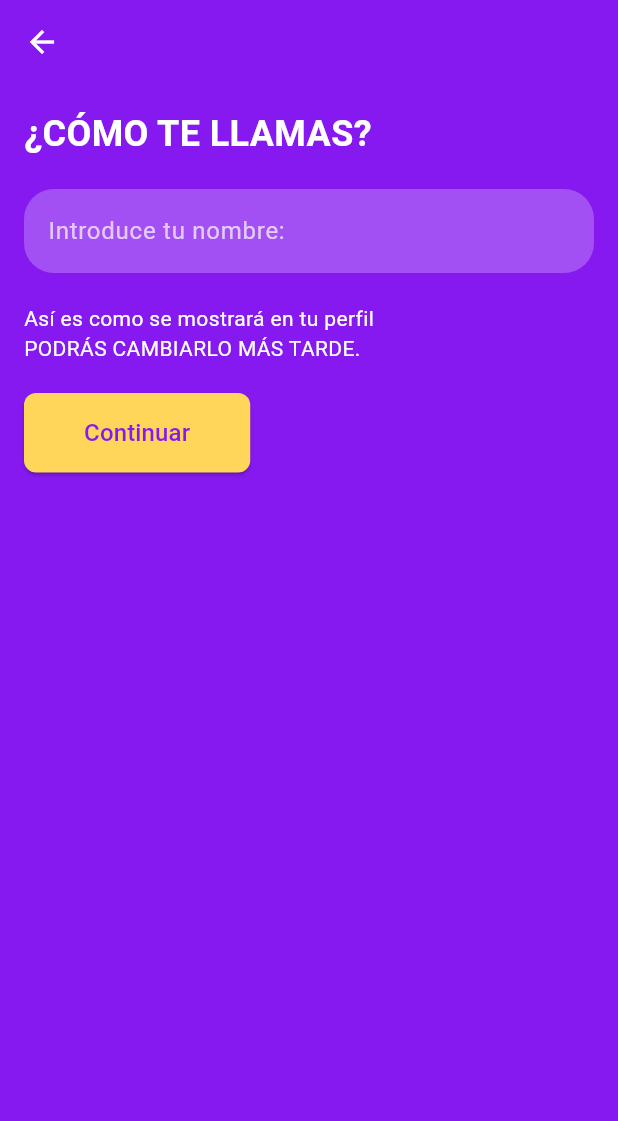
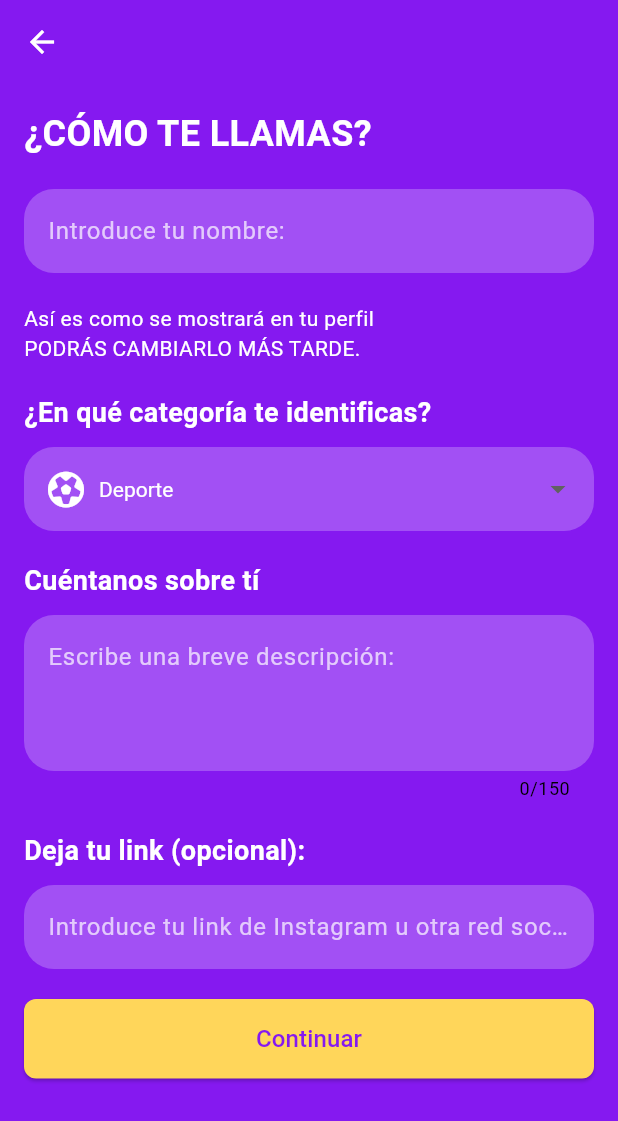
Before and after one commit to AleOc94/InfluagencyApp, a Flutter app: the NameInputScreen screen opened directly, on a phone screen of 412 x 824 dp. Shown: the top 1121 px of the screen. Run offline on Flutter 3.47's test engine with Material 3 defaults, Android fonts, the phone set to English and light mode, and no system bars; our stand-ins replace awesome_notifications, firebase_auth, firebase_core, flip_card, flutter_swiper_null_safety, font_awesome_flutter and 1 more; missing offline and left inert: flutter_facebook_auth; accounts and stored records are empty.

```diff
--- a/lib/comotellamas.dart
+++ b/lib/comotellamas.dart
@@ -1,5 +1,6 @@
 import 'package:flutter/material.dart';
-import 'InfluencerMarca.dart';
+import 'package:font_awesome_flutter/font_awesome_flutter.dart';
+import 'package:influmeet/InfluencerMarca.dart';
 
 class NameInputScreen extends StatefulWidget {
   const NameInputScreen({super.key});
@@ -10,6 +11,19 @@ class NameInputScreen extends StatefulWidget {
 
 class _NameInputScreenState extends State<NameInputScreen> {
   final TextEditingController _nameController = TextEditingController();
+  final TextEditingController _descriptionController = TextEditingController();
+  final TextEditingController _linkController = TextEditingController();
+  String _selectedCategory = 'Deporte';
+
+  final List<Map<String, dynamic>> _categories = [
+    {'name': 'Deporte', 'icon': FontAwesomeIcons.futbol},
+    {'name': 'Entretenimiento', 'icon': FontAwesomeIcons.film},
+    {'name': 'Humor', 'icon': FontAwesomeIcons.laugh},
+    {'name': 'Belleza', 'icon': FontAwesomeIcons.palette},
+    {'name': 'Tecnologías', 'icon': FontAwesomeIcons.laptop},
+    {'name': 'gastronomía', 'icon': FontAwesomeIcons.utensils},
+    {'name': 'Música', 'icon': FontAwesomeIcons.music},
+  ];
 
   @override
   Widget build(BuildContext context) {
@@ -27,6 +41,7 @@ class _NameInputScreenState extends State<NameInputScreen> {
       ),
       body: Padding(
         padding: const EdgeInsets.all(16.0),
+        child: SingleChildScrollView(
           child: Column(
             crossAxisAlignment: CrossAxisAlignment.start,
             children: [
@@ -59,7 +74,99 @@ class _NameInputScreenState extends State<NameInputScreen> {
                 style: TextStyle(color: Colors.white),
               ),
               const SizedBox(height: 20),
-            ElevatedButton(
+              const Text(
+                '¿En qué categoría te identificas?',
+                style: TextStyle(
+                  color: Colors.white,
+                  fontSize: 18,
+                  fontWeight: FontWeight.bold,
+                ),
+              ),
+              const SizedBox(height: 10),
+              DropdownButtonFormField<String>(
+                value: _selectedCategory,
+                items: _categories.map((category) {
+                  return DropdownMenuItem<String>(
+                    value: category['name'],
+                    child: Row(
+                      children: [
+                        FaIcon(category['icon'], color: Colors.white),
+                        const SizedBox(width: 10),
+                        Text(category['name']),
+                      ],
+                    ),
+                  );
+                }).toList(),
+                onChanged: (String? newValue) {
+                  setState(() {
+                    _selectedCategory = newValue!;
+                  });
+                },
+                decoration: InputDecoration(
+                  filled: true,
+                  fillColor: Colors.white24,
+                  border: OutlineInputBorder(
+                    borderRadius: BorderRadius.circular(20),
+                    borderSide: BorderSide.none,
+                  ),
+                ),
+                style: const TextStyle(color: Colors.white),
+                dropdownColor: Colors.purple[800],
+              ),
+              const SizedBox(height: 20),
+              const Text(
+                'Cuéntanos sobre tí',
+                style: TextStyle(
+                  color: Colors.white,
+                  fontSize: 18,
+                  fontWeight: FontWeight.bold,
+                ),
+              ),
+              const SizedBox(height: 10),
+              TextField(
+                controller: _descriptionController,
+                maxLength: 150,
+                decoration: InputDecoration(
+                  hintText: 'Escribe una breve descripción:',
+                  hintStyle: const TextStyle(color: Colors.white70),
+                  filled: true,
+                  fillColor: Colors.white24,
+                  border: OutlineInputBorder(
+                    borderRadius: BorderRadius.circular(20),
+                    borderSide: BorderSide.none,
+                  ),
+                ),
+                style: const TextStyle(color: Colors.white),
+                maxLines: 3,
+              ),
+              const SizedBox(height: 20),
+              const Text(
+                'Deja tu link (opcional):',
+                style: TextStyle(
+                  color: Colors.white,
+                  fontSize: 18,
+                  fontWeight: FontWeight.bold,
+                ),
+              ),
+              const SizedBox(height: 10),
+              TextField(
+                controller: _linkController,
+                decoration: InputDecoration(
+                  hintText: 'Introduce tu link de Instagram u otra red social:',
+                  hintStyle: const TextStyle(color: Colors.white70),
+                  filled: true,
+                  fillColor: Colors.white24,
+                  border: OutlineInputBorder(
+                    borderRadius: BorderRadius.circular(20),
+                    borderSide: BorderSide.none,
+                  ),
+                ),
+                style: const TextStyle(color: Colors.white),
+              ),
+              const SizedBox(height: 20),
+              SizedBox(
+                width: double.infinity, // Make the button as wide as the parent
+                child: ElevatedButton(
                   onPressed: () {
                     if (_nameController.text.isNotEmpty) {
                       Navigator.push(
@@ -75,7 +182,7 @@ class _NameInputScreenState extends State<NameInputScreen> {
                   },
                   style: ElevatedButton.styleFrom(
                     backgroundColor: const Color.fromARGB(255, 255, 214, 90), // Fondo amarillo
-                padding: const EdgeInsets.symmetric(horizontal: 40, vertical: 15),
+                    padding: const EdgeInsets.symmetric(vertical: 15), // Adjusted padding to match input fields height
                     shape: RoundedRectangleBorder(
                       borderRadius: BorderRadius.circular(8),
                     ),
@@ -88,7 +195,9 @@ class _NameInputScreenState extends State<NameInputScreen> {
                     ),
                   ),
                 ),
+              ),
             ],
+          ),
         ),
       ),
     );
--- a/pubspec.yaml
+++ b/pubspec.yaml
@@ -21,6 +21,8 @@ dependencies:
   awesome_notifications: ^0.9.3
   hive: ^2.2.3
   hive_flutter: ^1.1.0
+  font_awesome_flutter: ^10.1.0 # Asegúrate de utilizar la última versión
+
 
 dev_dependencies:
   flutter_test:
```
Also changed, not shown: lib/InfluencerMarca.dart (+19 -7 lines), lib/buscar.dart (added, +142 -0 lines), pubspec.lock. Lines whose indentation alone changed are shown as unchanged.
